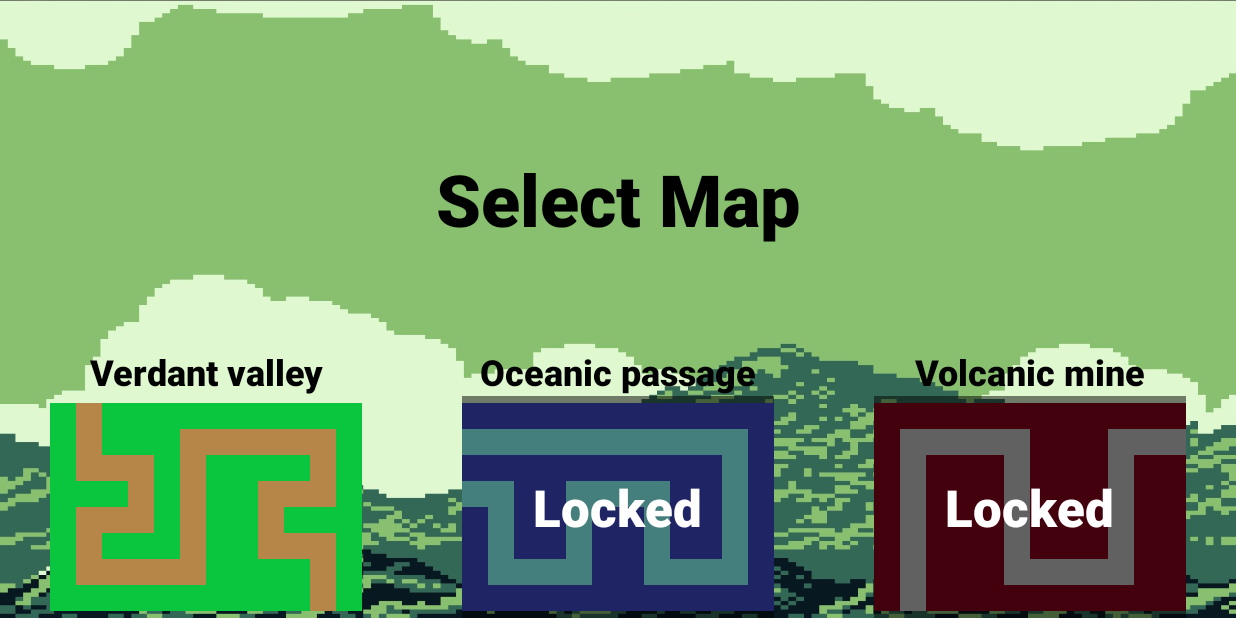
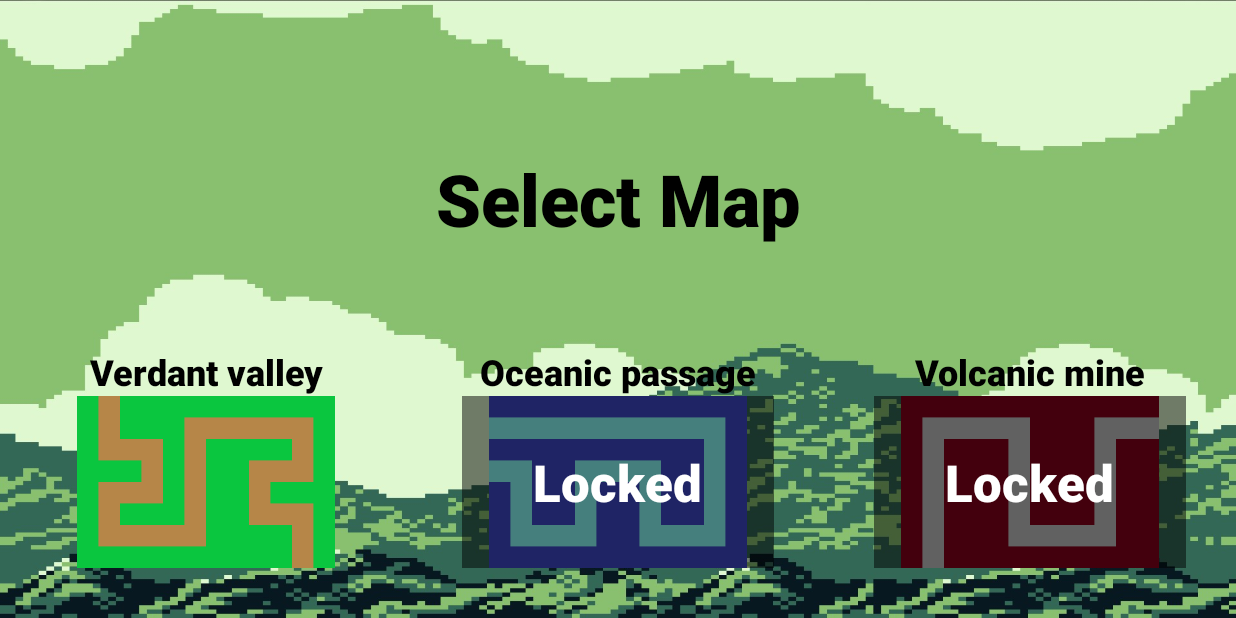
Before and after one commit to SimonBeaulieu/TowerDefense_INFOH2001, an Android app: the screen it shows after launch (MainActivity), after a tap on "PLAY", on a phone screen of 824 x 412 dp (held sideways). Run offline under Robolectric (Android 15) with nearby library versions, the phone set to English and light mode, and no system bars.

Commit message:
update menu select

```diff
--- a/app/src/main/res/layout/activity_select.xml
+++ b/app/src/main/res/layout/activity_select.xml
@@ -38,6 +38,7 @@
         <LinearLayout
             android:layout_width="match_parent"
             android:layout_height="match_parent"
+            android:layout_marginBottom="50px"
             android:orientation="horizontal">
 
             <LinearLayout
```
